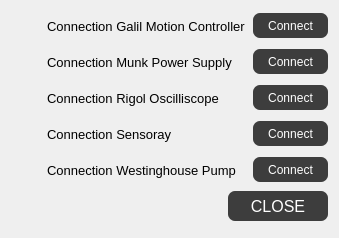
Qt form src/ECM_gui/misc_dialogs/dialog_connections.ui (dmherrington/ECM-Control-System) before a commit.
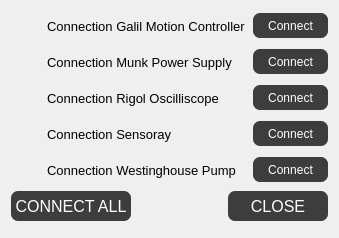
The same form after that commit. Custom widgets are drawn as their Qt base class.

```diff
--- a/src/ECM_gui/misc_dialogs/dialog_connections.ui
+++ b/src/ECM_gui/misc_dialogs/dialog_connections.ui
@@ -135,7 +135,7 @@
 }</string>
   </property>
   <layout class="QGridLayout" name="gridLayout">
-   <item row="0" column="0" colspan="2">
+   <item row="0" column="0" colspan="3">
     <layout class="QHBoxLayout" name="horizontalLayout">
      <item>
       <widget class="LED" name="widget_GalilConnection" native="true">
@@ -210,7 +210,7 @@
      </item>
     </layout>
    </item>
-   <item row="1" column="0" colspan="2">
+   <item row="1" column="0" colspan="3">
     <layout class="QHBoxLayout" name="horizontalLayout_2">
      <item>
       <widget class="LED" name="widget_MunkConnection" native="true">
@@ -285,7 +285,7 @@
      </item>
     </layout>
    </item>
-   <item row="2" column="0" colspan="2">
+   <item row="2" column="0" colspan="3">
     <layout class="QHBoxLayout" name="horizontalLayout_3">
      <item>
       <widget class="LED" name="widget_RigolConnection" native="true">
@@ -360,7 +360,7 @@
      </item>
     </layout>
    </item>
-   <item row="3" column="0" colspan="2">
+   <item row="3" column="0" colspan="3">
     <layout class="QHBoxLayout" name="horizontalLayout_4">
      <item>
       <widget class="LED" name="widget_SensorayConnection" native="true">
@@ -435,7 +435,7 @@
      </item>
     </layout>
    </item>
-   <item row="4" column="0" colspan="2">
+   <item row="4" column="0" colspan="3">
     <layout class="QHBoxLayout" name="horizontalLayout_5">
      <item>
       <widget class="LED" name="widget_WestinghouseConnection" native="true">
@@ -511,6 +511,30 @@
     </layout>
    </item>
    <item row="5" column="0">
+    <widget class="QPushButton" name="pushButton_ConnectAll">
+     <property name="minimumSize">
+      <size>
+       <width>120</width>
+       <height>30</height>
+      </size>
+     </property>
+     <property name="maximumSize">
+      <size>
+       <width>100</width>
+       <height>30</height>
+      </size>
+     </property>
+     <property name="font">
+      <font>
+       <pointsize>12</pointsize>
+      </font>
+     </property>
+     <property name="text">
+      <string>CONNECT ALL</string>
+     </property>
+    </widget>
+   </item>
+   <item row="5" column="1">
     <spacer name="horizontalSpacer_2">
      <property name="orientation">
       <enum>Qt::Horizontal</enum>
@@ -523,7 +547,7 @@
      </property>
     </spacer>
    </item>
-   <item row="5" column="1">
+   <item row="5" column="2">
     <widget class="QPushButton" name="pushButton_Close">
      <property name="minimumSize">
       <size>
```
